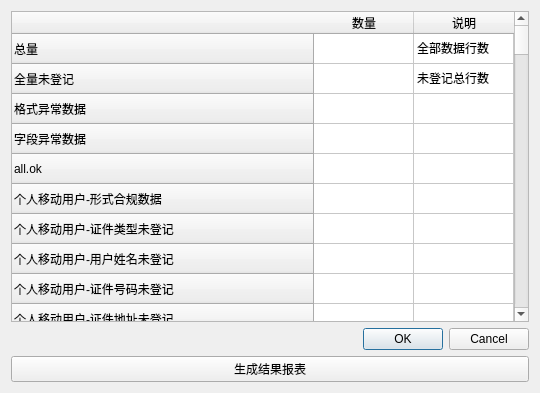
The window that tester/report.ui (nmgzxj/qtcode) describes before a commit, drawn with Qt 5.
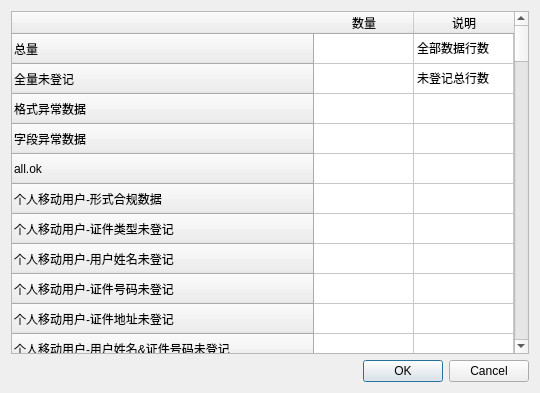
The same window after the commit.

```diff
--- a/tester/report.ui
+++ b/tester/report.ui
@@ -503,13 +503,6 @@
      </property>
     </widget>
    </item>
-   <item>
-    <widget class="QPushButton" name="pushButton">
-     <property name="text">
-      <string>生成结果报表</string>
-     </property>
-    </widget>
-   </item>
   </layout>
  </widget>
  <resources/>
```
